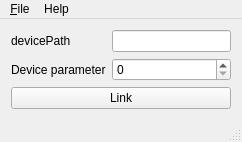
Old version of the form mainwindow.ui in the repository labstreaminglayer/App-BackyardBrains.
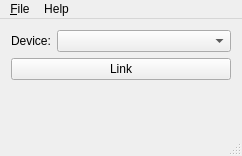
New version of the form.

The edit to the form file:
```diff
--- a/mainwindow.ui
+++ b/mainwindow.ui
@@ -7,7 +7,7 @@
     <x>0</x>
     <y>0</y>
     <width>242</width>
-    <height>138</height>
+    <height>156</height>
    </rect>
   </property>
   <property name="windowTitle">
@@ -16,13 +16,16 @@
   <widget class="QWidget" name="centralWidget">
    <layout class="QFormLayout" name="formLayout_2">
     <item row="1" column="0">
-     <widget class="QLabel" name="label_name">
+     <widget class="QLabel" name="label_device">
       <property name="text">
-       <string>devicePath</string>
+       <string>Device:</string>
       </property>
      </widget>
     </item>
-    <item row="3" column="0" colspan="2">
+    <item row="1" column="1">
+     <widget class="QComboBox" name="comboBox_device"/>
+    </item>
+    <item row="2" column="0" colspan="2">
      <widget class="QPushButton" name="linkButton">
       <property name="sizePolicy">
        <sizepolicy hsizetype="MinimumExpanding" vsizetype="Fixed">
@@ -35,23 +38,6 @@
       </property>
      </widget>
     </item>
-    <item row="1" column="1">
-     <widget class="QLineEdit" name="input_name"/>
-    </item>
-    <item row="2" column="0">
-     <widget class="QLabel" name="label_device">
-      <property name="text">
-       <string>Device parameter</string>
-      </property>
-     </widget>
-    </item>
-    <item row="2" column="1">
-     <widget class="QSpinBox" name="input_device">
-      <property name="maximum">
-       <number>400</number>
-      </property>
-     </widget>
-    </item>
    </layout>
   </widget>
   <widget class="QMenuBar" name="menuBar">
```
Left out of the diff: 2 changed lines with no effect on the pictures.
